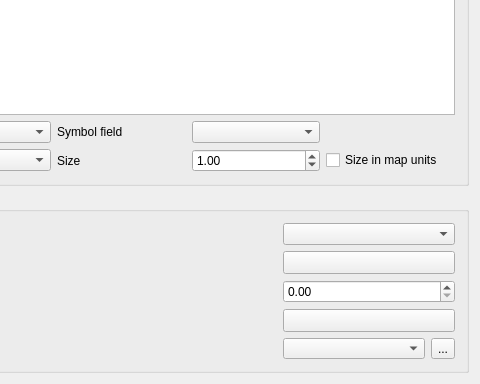
This is qgis/src/ui/qgssinglesymboldialogbase.ui in sourcepole/qgis as Qt 5 draws it before an edit; both pictures show x 237 to 717 and y 147 to 531 of the 717 by 531 pixel window. The edited form follows.
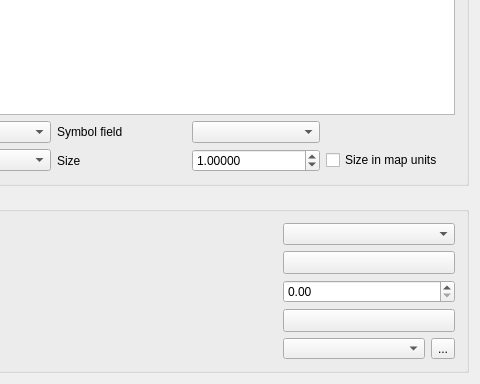
This is the edited form. Custom widgets are drawn as their Qt base class.

Diff of the .ui file:
```diff
--- a/qgis/src/ui/qgssinglesymboldialogbase.ui
+++ b/qgis/src/ui/qgssinglesymboldialogbase.ui
@@ -358,6 +358,12 @@
         <property name="value" >
          <double>1.000000000000000</double>
         </property>
+        <property name="decimals">
+         <number>5</number>
+        </property>
+	<property name="maximum">
+         <double>1000000</double>
+        </property>
        </widget>
       </item>
       <item row="3" column="4" >
```
